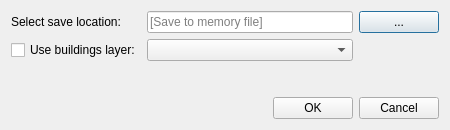
Old version of the form CreateNew_dialog_base.ui in the repository spacesyntax/UrbanDataInputTool.
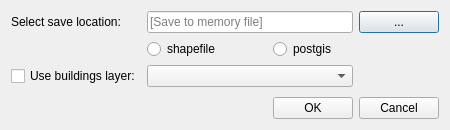
New version of the form.

What changed in the file:
```diff
--- a/CreateNew_dialog_base.ui
+++ b/CreateNew_dialog_base.ui
@@ -32,6 +32,13 @@
    <string>Create new frontage layer</string>
   </property>
   <layout class="QGridLayout" name="gridLayout">
+   <item row="0" column="1" colspan="2">
+    <widget class="QLineEdit" name="lineEditFrontages">
+     <property name="placeholderText">
+      <string>[Save to memory file]</string>
+     </property>
+    </widget>
+   </item>
    <item row="0" column="0">
     <widget class="QLabel" name="label">
      <property name="sizePolicy">
@@ -58,7 +65,7 @@
      </property>
     </widget>
    </item>
-   <item row="1" column="0">
+   <item row="2" column="0">
     <widget class="QCheckBox" name="createNewFileCheckBox">
      <property name="enabled">
       <bool>true</bool>
@@ -68,7 +75,7 @@
      </property>
     </widget>
    </item>
-   <item row="2" column="2">
+   <item row="3" column="2">
     <spacer name="verticalSpacer">
      <property name="orientation">
       <enum>Qt::Vertical</enum>
@@ -81,7 +88,7 @@
      </property>
     </spacer>
    </item>
-   <item row="3" column="2">
+   <item row="4" column="2">
     <widget class="QPushButton" name="pushButtonNewFileDLG">
      <property name="sizePolicy">
       <sizepolicy hsizetype="Maximum" vsizetype="Fixed">
@@ -94,7 +101,7 @@
      </property>
     </widget>
    </item>
-   <item row="3" column="3">
+   <item row="4" column="3">
     <widget class="QPushButton" name="closePopUpButton">
      <property name="sizePolicy">
       <sizepolicy hsizetype="Maximum" vsizetype="Fixed">
@@ -107,13 +114,20 @@
      </property>
     </widget>
    </item>
-   <item row="1" column="1" colspan="2">
+   <item row="2" column="1" colspan="2">
     <widget class="QComboBox" name="selectLUCombo"/>
    </item>
-   <item row="0" column="1" colspan="2">
-    <widget class="QLineEdit" name="lineEditFrontages">
-     <property name="placeholderText">
-      <string>[Save to memory file]</string>
+   <item row="1" column="1">
+    <widget class="QRadioButton" name="f_shp_radioButton">
+     <property name="text">
+      <string>shapefile</string>
+     </property>
+    </widget>
+   </item>
+   <item row="1" column="2">
+    <widget class="QRadioButton" name="f_postgis_radioButton">
+     <property name="text">
+      <string>postgis</string>
      </property>
     </widget>
    </item>
```
